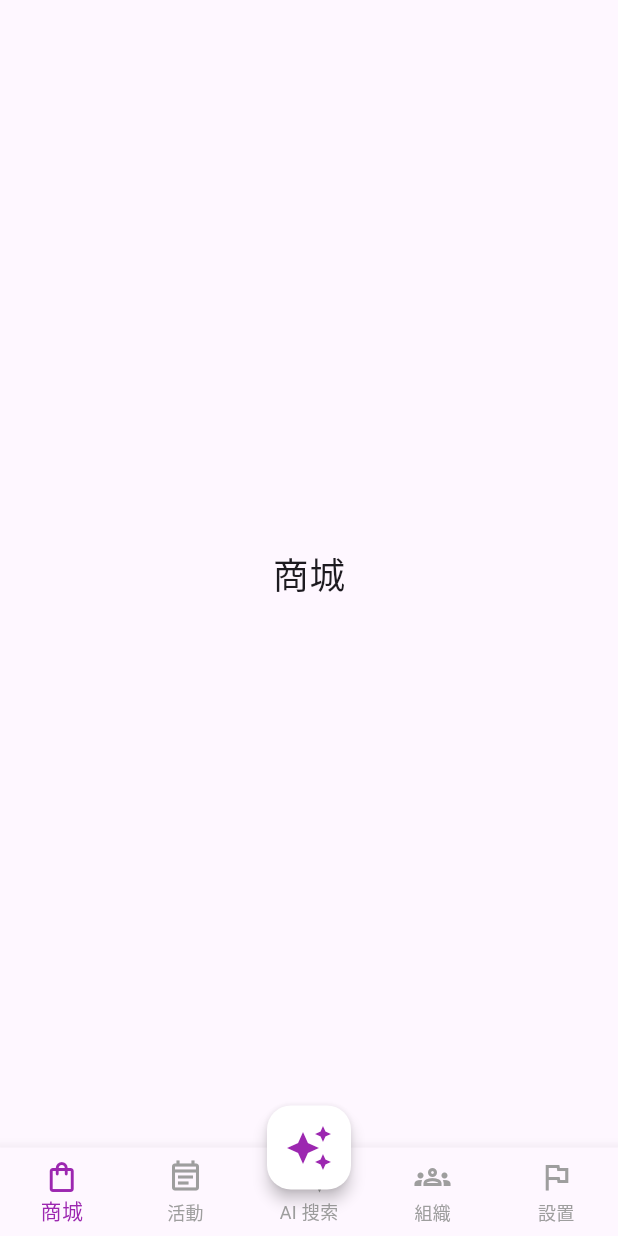
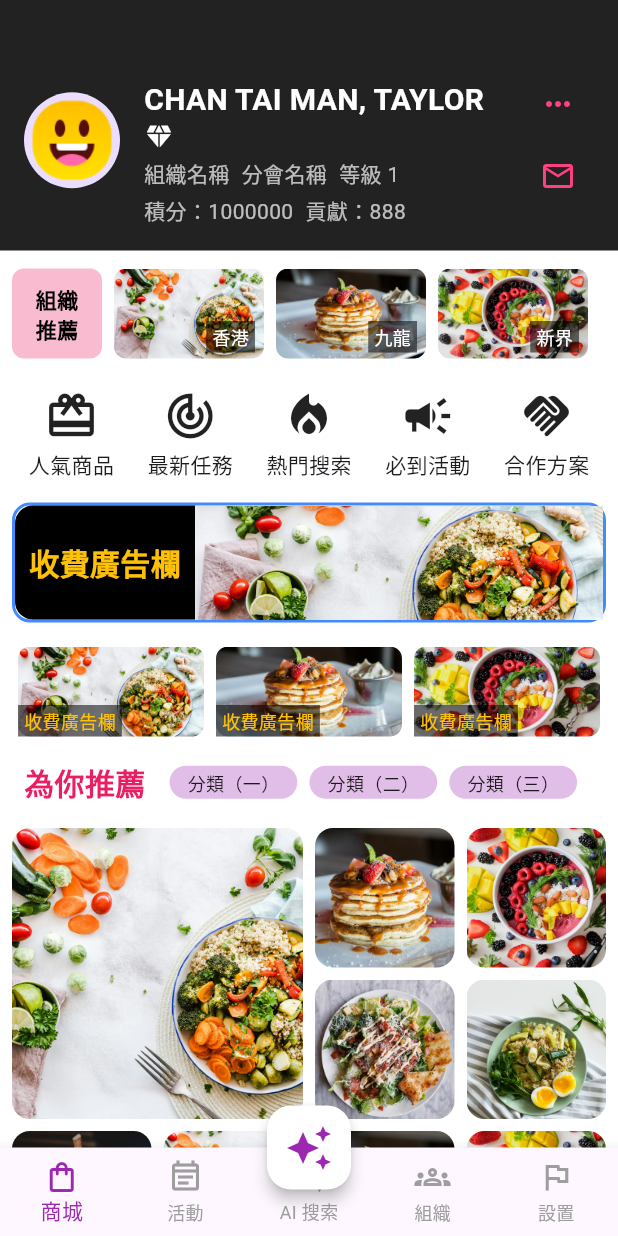
Before and after one commit to wangqiwei66/business_synerthink, a Flutter app: the MainPage screen opened by its route, on a phone screen of 412 x 824 dp. Run offline on Flutter 3.47's test engine with Material 3 defaults, Android fonts, the phone set to English and light mode, and no system bars; our stand-ins replace auto_size_text, cached_network_image, dio, fl_chart, flutter_animate, flutter_easyloading and 14 more; missing offline and left inert: dart:ffi, flutter_cupertino_datetime_picker, fluwx, jwt_decode, qr_code_scanner; accounts and stored records are empty; Roboto replaces fonts that are missing (PingFang SC).

Commit message:
实现注册功能，添加加载动画并导航至主页面；新增商城视图和逻辑类

```diff
--- a/lib/app/pages/login/register_logic.dart
+++ b/lib/app/pages/login/register_logic.dart
@@ -1,6 +1,8 @@
 import 'package:flutter/material.dart';
 import 'package:flutter_easyloading/flutter_easyloading.dart';
 import 'package:get/get.dart';
+import 'package:tiny_weight/app/pages/main_view.dart';
+import 'package:tiny_weight/app/widgets/toast.dart';
 
 class RegisterLogic extends GetxController {
   final usernameController = TextEditingController();
@@ -28,7 +30,12 @@ class RegisterLogic extends GetxController {
       EasyLoading.showInfo('請先同意使用者條款');
       return;
     }
-    EasyLoading.showInfo('註冊功能待實現');
+    showLoading(text: '正在註冊...');
+    Future.delayed(const Duration(seconds: 2), () {
+      hideLoading();
+      EasyLoading.showSuccess('註冊成功');
+      Get.to(() => const MainPage(), transition: Transition.fadeIn);
+    });
   }
 
   void onTerms() {
--- a/lib/app/pages/main_view.dart
+++ b/lib/app/pages/main_view.dart
@@ -1,6 +1,7 @@
 import 'package:flutter/material.dart';
 import 'package:get/get.dart';
 import 'main_logic.dart';
+import 'mall_view.dart';
 
 class MainPage extends StatefulWidget {
   const MainPage({super.key});
@@ -13,7 +14,7 @@ class _MainPageState extends State<MainPage> {
   final MainLogic logic = Get.put(MainLogic());
 
   final List<Widget> _pages = [
-    const Center(child: Text('商城', style: TextStyle(fontSize: 24))),
+    MallView(),
     const Center(child: Text('活動', style: TextStyle(fontSize: 24))),
     const Center(child: Text('AI 搜索', style: TextStyle(fontSize: 24))),
     const Center(child: Text('組織', style: TextStyle(fontSize: 24))),
--- /dev/null
+++ b/lib/app/pages/mall_logic.dart
@@ -0,0 +1,56 @@
+import 'package:get/get.dart';
+import 'package:flutter/material.dart';
+
+class MallLogic extends GetxController {
+  // 示例数据
+  final userName = 'CHAN TAI MAN, TAYLOR';
+  final orgName = '組織名稱';
+  final groupName = '分會名稱';
+  final level = 1;
+  final points = 1000000;
+  final contribution = 888;
+
+  final List<String> regions = ['香港', '九龍', '新界'];
+  final List<String> regionImages = [
+    'assets/img/banner1.jpg',
+    'assets/img/banner2.jpg',
+    'assets/img/banner3.jpg',
+  ];
+
+  final List<Map<String, dynamic>> quickActions = [
+    {'icon': Icons.card_giftcard, 'label': '人氣商品'},
+    {'icon': Icons.track_changes, 'label': '最新任務'},
+    {'icon': Icons.local_fire_department, 'label': '熱門搜索'},
+    {'icon': Icons.campaign, 'label': '必到活動'},
+    {'icon': Icons.handshake, 'label': '合作方案'},
+  ];
+
+  final List<String> adImages = [
+    'assets/img/banner1.jpg',
+    'assets/img/banner2.jpg',
+    'assets/img/banner3.jpg',
+  ];
+
+  final List<String> recommendCategories = ['分類（一）', '分類（二）', '分類（三）'];
+
+  final List<String> recommendImages = [
+    'assets/img/banner1.jpg',
+    'assets/img/banner2.jpg',
+    'assets/img/banner3.jpg',
+    'assets/img/meal1.jpg',
+    'assets/img/meal2.jpg',
+    'assets/img/meal3.jpg',
+    'assets/img/banner1.jpg',
+    'assets/img/banner2.jpg',
+    'assets/img/banner3.jpg',
+    'assets/img/meal1.jpg',
+    'assets/img/meal2.jpg',
+    'assets/img/meal3.jpg',
+    'assets/img/banner1.jpg',
+    'assets/img/banner2.jpg',
+    'assets/img/banner3.jpg',
+    'assets/img/meal1.jpg',
+    'assets/img/meal2.jpg',
+    'assets/img/meal3.jpg',
+  ];
+}
--- /dev/null
+++ b/lib/app/pages/mall_view.dart
@@ -0,0 +1,403 @@
+import 'package:flutter/material.dart';
+import 'package:get/get.dart';
+import 'package:tiny_weight/app/widgets/scalable.dart';
+import 'mall_logic.dart';
+
+class MallView extends StatelessWidget {
+  MallView({super.key});
+  final logic = Get.put(MallLogic());
+
+  @override
+  Widget build(BuildContext context) {
+    return Scaffold(
+      backgroundColor: Colors.white,
+      body: SingleChildScrollView(
+        child: Column(
+          crossAxisAlignment: CrossAxisAlignment.start,
+          children: [
+            // 头部用户信息
+            _buildHeaderView(),
+            // 組織推薦
+            _buildOrganizeRecommendView(),
+            // 快捷功能
+            _buildItems(),
+            // 收費廣告欄
+            _buildAds(),
+            // 小广告栏
+            _buildAds2(),
+            // 為你推薦
+            _buildRecomendForYouView(),
+            // 推荐商品九宫格
+            _buildRecomendForYouProductsView(),
+            const SizedBox(height: 80),
+          ],
+        ),
+      ),
+    );
+  }
+
+  Padding _buildAds2() {
+    return Padding(
+      padding: const EdgeInsets.symmetric(horizontal: 8, vertical: 8),
+      child: Row(
+        children: logic.adImages
+            .map((img) => Expanded(
+                  child: Container(
+                    margin: const EdgeInsets.symmetric(horizontal: 4),
+                    height: 60,
+                    decoration: BoxDecoration(
+                      borderRadius: BorderRadius.circular(8),
+                      image: DecorationImage(
+                          image: AssetImage(img), fit: BoxFit.cover),
+                    ),
+                    child: Align(
+                      alignment: Alignment.bottomLeft,
+                      child: Container(
+                        color: Colors.black54,
+                        padding: const EdgeInsets.symmetric(
+                            horizontal: 4, vertical: 2),
+                        child: const Text('收費廣告欄',
+                            style:
+                                TextStyle(color: Colors.amber, fontSize: 12)),
+                      ),
+                    ),
+                  ),
+                ))
+            .toList(),
+      ),
+    );
+  }
+
+  Padding _buildRecomendForYouProductsView() {
+    final images = logic.recommendImages;
+    return Padding(
+      padding: const EdgeInsets.all(8),
+      child: LayoutBuilder(
+        builder: (context, constraints) {
+          if (images.isEmpty) return const SizedBox();
+
+          const double spacing = 8;
+          final double cellSize = (constraints.maxWidth - spacing * 3) / 4;
+          final double largeCellSize = cellSize * 2 + spacing;
+
+          List<Widget> children = [];
+
+          // Large 2x2 image
+          if (images.isNotEmpty) {
+            children.add(Positioned(
+              left: 0,
+              top: 0,
+              child: ScalableWell(
+                onTap: () {
+                  Get.log('First image tapped');
+                },
+                child: ClipRRect(
+                  borderRadius: BorderRadius.circular(12),
+                  child: Image.asset(
+                    images[0],
+                    width: largeCellSize,
+                    height: largeCellSize,
+                    fit: BoxFit.cover,
+                  ),
+                ),
+              ),
+            ));
+          }
+
+          // Top-right 4 images (2x2 small blocks)
+          for (int i = 1; i <= 4; i++) {
+            if (i >= images.length) break;
+            int localIndex = i - 1;
+            int row = localIndex ~/ 2;
+            int col = localIndex % 2;
+
+            final dx = largeCellSize + spacing + col * (cellSize + spacing);
+            final dy = row * (cellSize + spacing);
+
+            children.add(Positioned(
+              left: dx,
+              top: dy,
+              child: ScalableWell(
+                onTap: () {
+                  Get.log('Image $i tapped');
+                },
+                child: ClipRRect(
+                  borderRadius: BorderRadius.circular(12),
+                  child: Image.asset(
+                    images[i],
+                    width: cellSize,
+                    height: cellSize,
+                    fit: BoxFit.cover,
+                  ),
+                ),
+              ),
+            ));
+          }
+
+          // From index 4 onwards, display in grid (start at row 2)
+          for (int i = 5; i < images.length; i++) {
+            int gridIndex = i - 5;
+            int row = gridIndex ~/ 4 + 2; // start from row 2
+            int col = gridIndex % 4;
+
+            final dx = col * (cellSize + spacing);
+            final dy = row * (cellSize + spacing);
+
+            children.add(Positioned(
+              left: dx.toDouble(),
+              top: dy.toDouble(),
+              child: ScalableWell(
+                onTap: () {
+                  Get.log('Image $i tapped');
+                },
+                child: ClipRRect(
+                  borderRadius: BorderRadius.circular(12),
+                  child: Image.asset(
+                    images[i],
+                    width: cellSize,
+                    height: cellSize,
+                    fit: BoxFit.cover,
+                  ),
+                ),
+              ),
+            ));
+          }
+
+          // Total height
+          int restCount = (images.length - 4).clamp(0, images.length);
+          int restRows = (restCount / 4).ceil();
+          int totalRows = 2 + restRows; // first two rows (big + top 3) + others
+          double height = totalRows * cellSize + (totalRows - 1) * spacing;
+
+          return SizedBox(
+            height: height,
+            child: Stack(children: children),
+          );
+        },
+      ),
+    );
+  }
+
+  Padding _buildRecomendForYouView() {
+    return Padding(
+      padding: const EdgeInsets.symmetric(horizontal: 16, vertical: 8),
+      child: Row(
+        children: [
+          const Text('為你推薦',
+              style: TextStyle(
+                  color: Colors.pink,
+                  fontWeight: FontWeight.bold,
+                  fontSize: 20)),
+          const SizedBox(width: 16),
+          Expanded(
+            child: SizedBox(
+              height: 22,
+              child: ListView.separated(
+                scrollDirection: Axis.horizontal,
+                itemCount: logic.recommendCategories.length,
+                separatorBuilder: (_, __) => const SizedBox(width: 8),
+                itemBuilder: (context, i) => Container(
+                  padding:
+                      const EdgeInsets.symmetric(horizontal: 12, vertical: 0),
+                  decoration: BoxDecoration(
+                    color: Colors.purple[100],
+                    borderRadius: BorderRadius.circular(16),
+                  ),
+                  child: Center(
+                    child: Text(
+                      logic.recommendCategories[i],
+                      style:
+                          const TextStyle(color: Colors.black87, fontSize: 12),
+                    ),
+                  ),
+                ),
+              ),
+            ),
+          ),
+        ],
+      ),
+    );
+  }
+
+  Padding _buildAds() {
+    return Padding(
+      padding: const EdgeInsets.symmetric(horizontal: 8, vertical: 8),
+      child: Container(
+        height: 80,
+        decoration: BoxDecoration(
+          borderRadius: BorderRadius.circular(12),
+          border: Border.all(color: Colors.blueAccent, width: 2),
+        ),
+        child: Row(
+          children: [
+            Container(
+              width: 120,
+              decoration: const BoxDecoration(
+                color: Colors.black,
+                borderRadius: BorderRadius.only(
+                  topLeft: Radius.circular(12),
+                  bottomLeft: Radius.circular(12),
+                ),
+              ),
+              alignment: Alignment.center,
+              child: const Text('收費廣告欄',
+                  style: TextStyle(
+                      color: Colors.amber,
+                      fontWeight: FontWeight.bold,
+                      fontSize: 20)),
+            ),
+            Expanded(
+              child: Image.asset('assets/img/banner1.jpg', fit: BoxFit.cover),
+            ),
+          ],
+        ),
+      ),
+    );
+  }
+
+  Padding _buildItems() {
+    return Padding(
+      padding: const EdgeInsets.symmetric(horizontal: 8, vertical: 8),
+      child: Row(
+        mainAxisAlignment: MainAxisAlignment.spaceAround,
+        children: logic.quickActions
+            .map((action) => Column(
+                  children: [
+                    Icon(action['icon'], color: Colors.black87, size: 36),
+                    const SizedBox(height: 4),
+                    Text(action['label'], style: const TextStyle(fontSize: 14)),
+                  ],
+                ))
+            .toList(),
+      ),
+    );
+  }
+
+  Padding _buildOrganizeRecommendView() {
+    return Padding(
+      padding: const EdgeInsets.symmetric(vertical: 12, horizontal: 8),
+      child: Row(
+        children: [
+          Container(
+            height: 60,
+            width: 60,
+            padding: const EdgeInsets.symmetric(vertical: 4, horizontal: 8),
+            decoration: BoxDecoration(
+              color: Colors.pink[100],
+              borderRadius: BorderRadius.circular(8),
+            ),
+            child: const Center(
+              child: Text('組織\n推薦',
+                  style: TextStyle(
+                      fontWeight: FontWeight.bold, color: Colors.black)),
+            ),
+          ),
+          const SizedBox(width: 8),
+          Expanded(
+            child: SizedBox(
+              height: 60,
+              child: ListView.separated(
+                scrollDirection: Axis.horizontal,
+                itemCount: logic.regionImages.length,
+                separatorBuilder: (_, __) => const SizedBox(width: 8),
+                itemBuilder: (context, i) => ClipRRect(
+                  borderRadius: BorderRadius.circular(8),
+                  child: Stack(
+                    children: [
+                      Image.asset(logic.regionImages[i],
+                          width: 100, height: 60, fit: BoxFit.cover),
+                      Positioned(
+                        right: 6,
+                        bottom: 4,
+                        child: Container(
+                          color: Colors.black54,
+                          padding: const EdgeInsets.symmetric(
+                              horizontal: 4, vertical: 2),
+                          child: Text(
+                            logic.regions[i],
+                            style: const TextStyle(
+                                color: Colors.white, fontSize: 12),
+                          ),
+                        ),
+                      ),
+                    ],
+                  ),
+                ),
+              ),
+            ),
+          ),
+        ],
+      ),
+    );
+  }
+
+  Container _buildHeaderView() {
+    return Container(
+      color: Colors.black87,
+      padding: const EdgeInsets.fromLTRB(
+          16, 36, 16, 16), // symmetric(horizontal: 16, vertical: 36),
+      child: Row(
+        children: [
+          const CircleAvatar(
+            radius: 32,
+            backgroundImage: AssetImage('assets/img/about_me_icon.png'),
+          ),
+          const SizedBox(width: 16),
+          Expanded(
+            child: Column(
+              crossAxisAlignment: CrossAxisAlignment.start,
+              children: [
+                const SizedBox(
+                  height: 16,
+                ),
+                Text(
+                  logic.userName,
+                  style: const TextStyle(
+                    color: Colors.white,
+                    fontSize: 20,
+                    fontWeight: FontWeight.bold,
+                  ),
+                ),
+                const SizedBox(width: 8),
+                const Icon(Icons.diamond, color: Colors.white, size: 20),
+                const SizedBox(height: 4),
+                const Row(
+                  children: [
+                    Text('組織名稱', style: TextStyle(color: Colors.white70)),
+                    SizedBox(width: 8),
+                    Text('分會名稱', style: TextStyle(color: Colors.white70)),
+                    SizedBox(width: 8),
+                    Text('等級 1', style: TextStyle(color: Colors.white70)),
+                  ],
+                ),
+                const SizedBox(height: 4),
+                Row(
+                  children: [
+                    Text('積分：${logic.points}',
+                        style: const TextStyle(color: Colors.white70)),
+                    const SizedBox(width: 8),
+                    Text('貢獻：${logic.contribution}',
+                        style: const TextStyle(color: Colors.white70)),
+                  ],
+                ),
+              ],
+            ),
+          ),
+          Column(
+            children: [
+              IconButton(
+                icon: const Icon(Icons.keyboard_control,
+                    color: Colors.pinkAccent),
+                onPressed: () {},
+              ),
+              IconButton(
+                icon: const Icon(Icons.mail_outline, color: Colors.pinkAccent),
+                onPressed: () {},
+              ),
+            ],
+          ),
+        ],
+      ),
+    );
+  }
+}
```
Also changed, not shown: lib/app/pages/login_logic.dart (added), lib/app/pages/register_logic.dart (added), lib/app/pages/register_view.dart (added).
